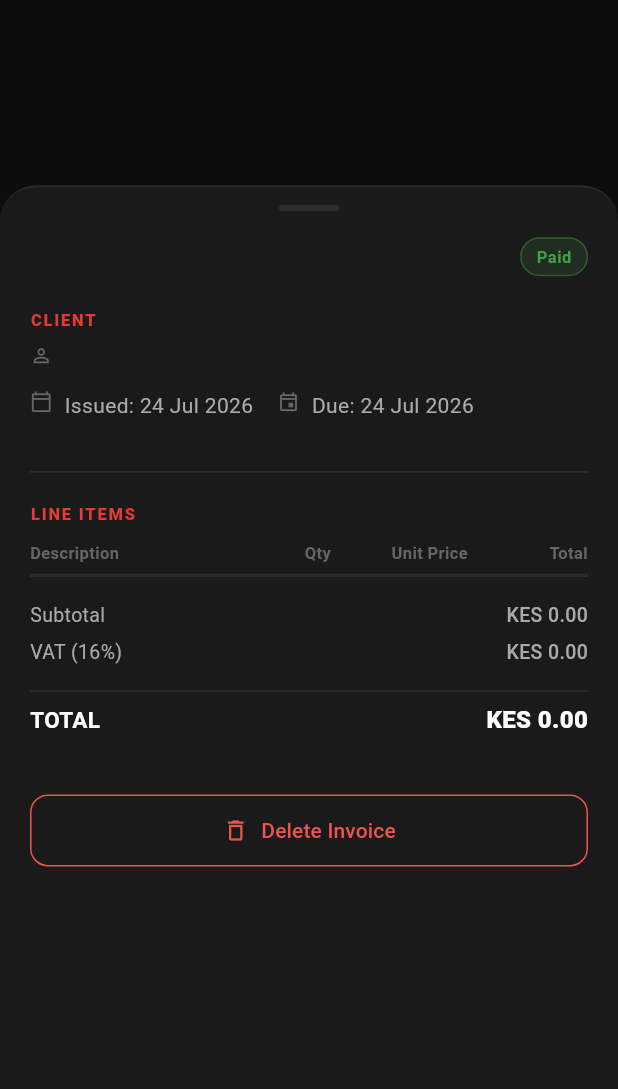
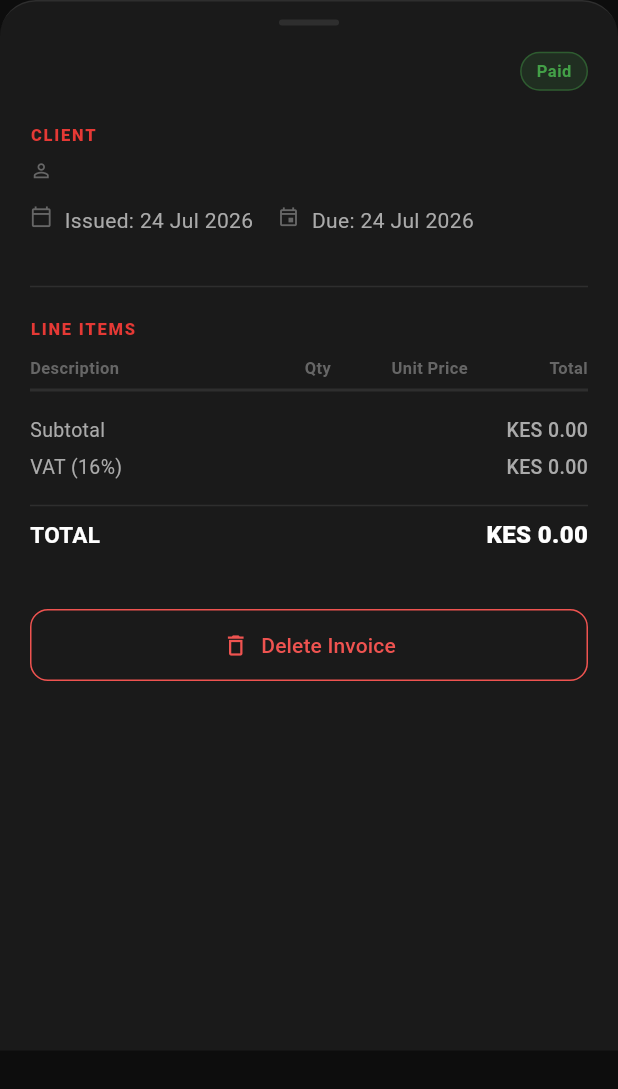
Before and after one commit to SK108045/Simka_App, a Flutter app: the _InvoiceDetailSheet widget shown alone on an empty page, opened directly with empty values, on a phone screen of 412 x 824 dp. Shown: the top 1089 px of the screen. Run offline on Flutter 3.47's test engine with Material 3 defaults, Android fonts, the phone set to English and light mode, and no system bars; our stand-ins replace fl_chart, flutter_local_notifications, hive, hive_flutter, table_calendar, timezone; accounts and stored records are empty.

Commit message:
Fix web freeze when clicking invoice card

```diff
--- a/lib/screens/invoices_screen.dart
+++ b/lib/screens/invoices_screen.dart
@@ -558,12 +558,8 @@ class _InvoiceDetailSheet extends StatelessWidget {
     final statusColor = _statusColor(status);
     final items = invoice.items;
 
-    return DraggableScrollableSheet(
-      initialChildSize: 0.85,
-      maxChildSize: 0.95,
-      minChildSize: 0.5,
-      builder: (context, scrollController) {
     return Container(
+      height: MediaQuery.of(context).size.height * 0.85,
       decoration: const BoxDecoration(
         color: AppTheme.surfaceDark,
         borderRadius: BorderRadius.vertical(top: Radius.circular(24)),
@@ -585,7 +581,6 @@ class _InvoiceDetailSheet extends StatelessWidget {
           ),
           Expanded(
             child: SingleChildScrollView(
-                  controller: scrollController,
               padding: const EdgeInsets.fromLTRB(20, 12, 20, 32),
                   child: Column(
                     crossAxisAlignment: CrossAxisAlignment.start,
@@ -831,8 +826,6 @@ class _InvoiceDetailSheet extends StatelessWidget {
             ],
           ),
         );
-      },
-    );
   }
 }
 
```
Lines whose indentation alone changed are shown as unchanged.
